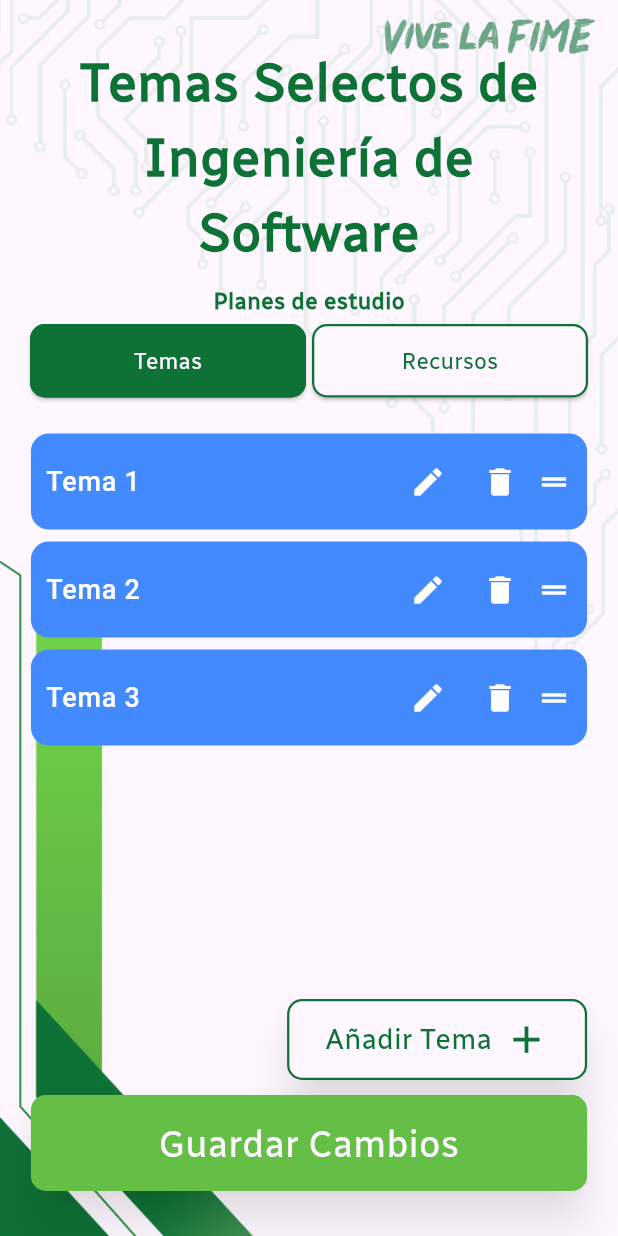
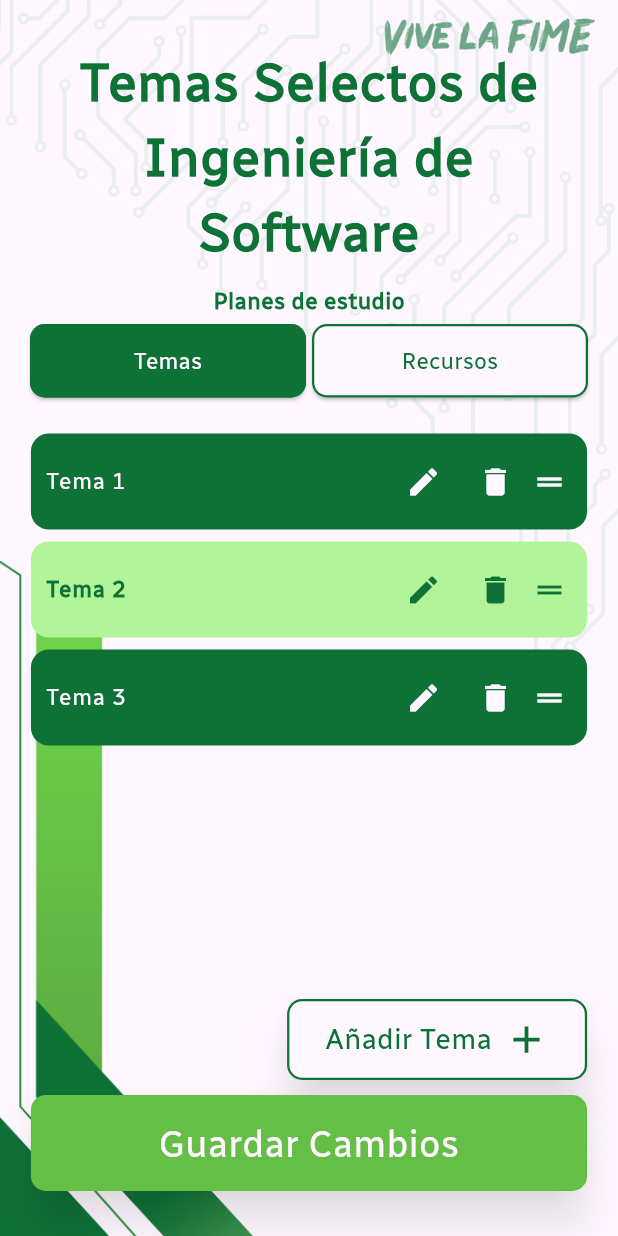
Before and after one commit to AntonioNoguera/project_atenea, a Flutter app: the SubjectModifyContentPage screen opened directly, on a phone screen of 412 x 824 dp. Run offline on Flutter 3.47's test engine with Material 3 defaults, Android fonts, the phone set to English and light mode, and no system bars; our stand-ins replace cloud_firestore, file_picker, firebase_core, flutter_colorpicker, flutter_svg, fluttertoast and 2 more; accounts and stored records are empty.

Commit message:
Feat [ Add File, And Theme Dialogs on the Subject Part ] -> The Dialogs ment related to the subject data update

```diff
--- a/lib/src/domain/entities/enum_fixed_values.dart
+++ b/lib/src/domain/entities/enum_fixed_values.dart
@@ -1,3 +1,5 @@
+import 'package:proyect_atenea/src/presentation/values/app_theme.dart';
+
 enum AcademyDepartments {
   administracion,
   sistemas,
@@ -26,3 +28,17 @@ enum PermitTypes {
   edit,
   delete
 }
+
+
+// Virtual Enums (Not real enums but they are used as such)
+enum AteneaRowStyles {
+  backgroundStyle,
+  fontStyle,
+}
+
+class AteneaRowStyleValues {
+  static const Map<AteneaRowStyles, List<dynamic>> values = {
+    AteneaRowStyles.backgroundStyle: [AppColors.primaryColor, AppColors.lightSecondaryColor],
+    AteneaRowStyles.fontStyle: [AppColors.ateneaWhite, AppColors.primaryColor],
+  };
+}
--- a/lib/src/presentation/pages/home/content_management/subject/create/widget/add_subject_contributor_dialog.dart
+++ b/lib/src/presentation/pages/home/content_management/subject/create/widget/add_subject_contributor_dialog.dart
@@ -0,0 +1 @@
+//TODO Lol
--- a/lib/src/presentation/pages/home/content_management/subject/manage_content/subject_modify_content_page.dart
+++ b/lib/src/presentation/pages/home/content_management/subject/manage_content/subject_modify_content_page.dart
@@ -1,10 +1,15 @@
 import 'package:flutter/material.dart';
 import 'package:provider/provider.dart';
+import 'package:proyect_atenea/src/presentation/pages/home/content_management/academies/create/widget/add_contributor_dialog.dart';
 import 'package:proyect_atenea/src/presentation/pages/home/content_management/subject/create/subject_create_new_page.dart';
+import 'package:proyect_atenea/src/presentation/pages/home/content_management/subject/manage_content/widget/add_file_dialog.dart';
+import 'package:proyect_atenea/src/presentation/pages/home/content_management/subject/manage_content/widget/add_theme_dialog.dart';
+import 'package:proyect_atenea/src/presentation/pages/home/content_management/subject/manage_content/widget/theme_or_file_subject_manage_row.dart';
 import 'package:proyect_atenea/src/presentation/providers/app_state_providers/active_index_notifier.dart';
 import 'package:proyect_atenea/src/presentation/providers/app_state_providers/scroll_controller_notifier.dart';
 import 'package:proyect_atenea/src/presentation/values/app_theme.dart';
 import 'package:proyect_atenea/src/presentation/widgets/atenea_button.dart';
+import 'package:proyect_atenea/src/presentation/widgets/atenea_folding_button.dart';
 import 'package:proyect_atenea/src/presentation/widgets/atenea_page_animator.dart';
 import 'package:proyect_atenea/src/presentation/widgets/atenea_scaffold.dart';
 import 'package:proyect_atenea/src/presentation/widgets/toggle_buttons_widget%20.dart';
@@ -34,6 +39,11 @@ class _SubjectModifyContentPageState extends State<SubjectModifyContentPage> {
 
   void _handleToggle(BuildContext context, int index) {
     Provider.of<ActiveIndexNotifier>(context, listen: false).setActiveIndex(index);
+
+    WidgetsBinding.instance.addPostFrameCallback((_) {
+      Provider.of<ScrollControllerNotifier>(context, listen: false).setButtonCollapsed();
+    });
+
   }
 
   void _onReorder(int oldIndex, int newIndex, List<String> list) {
@@ -153,34 +163,31 @@ class _SubjectModifyContentPageState extends State<SubjectModifyContentPage> {
                       padding: EdgeInsets.symmetric(horizontal: MediaQuery.of(context).size.width * 0.05,),
                       child: Column(
                         children: [
-                          Row(
-                            mainAxisAlignment: MainAxisAlignment.end,
-                            children: [
-                              AnimatedContainer(
-                                curve: Curves.decelerate,
-                                duration: const Duration(milliseconds: 230),
-                                width: scrollNotifier.isButtonCollapsed ? 60.0 : 200.0,
-                                child: AteneaButton(
-                                  padding: const EdgeInsets.symmetric(vertical: 12.0, horizontal: 0),
-                                  text: scrollNotifier.isButtonCollapsed ? null : 'Añadir Tema',
-                                  iconSize: 30.0,
+                          if (activeIndexNotifier.activeIndex == 0)
+                            AteneaFoldingButton(
+                              data: 'Añadir Tema',
                               svgIcon: 'assets/svg/add.svg',
-                                  svgTint: AppColors.primaryColor,
-                                  enabledBorder: true,
-                                  backgroundColor: AppColors.ateneaWhite,
-                                  textStyle: AppTextStyles.builder(
-                                    color: AppColors.primaryColor,
-                                    size: FontSizes.body1,
-                                  ),
-                                  onPressed: () {
-                                    Navigator.push(
-                                      context,
-                                      AteneaPageAnimator(page: SubjectCreateNewPage()),
+                              onPressedCallback: () {
+                                showDialog(
+                                  context: context,
+                                  builder: (BuildContext context) {
+                                    return const AddThemeDialog();
+                                  },
                                 );
                               },
                             ),
-                              ),
-                            ],
+                          if (activeIndexNotifier.activeIndex == 1)
+                            AteneaFoldingButton(
+                              data: 'Añadir Recurso',
+                              svgIcon: 'assets/svg/add.svg',
+                              onPressedCallback: () {
+                                showDialog(
+                                  context: context,
+                                  builder: (BuildContext context) {
+                                    return const AddFileDialog();
+                                  },
+                                );
+                              },
                             ),
                           const SizedBox(height: 10),
                           Row(
@@ -215,55 +222,30 @@ class _SubjectModifyContentPageState extends State<SubjectModifyContentPage> {
     return ReorderableListView(
       shrinkWrap: true,
       buildDefaultDragHandles: false,
-    padding: EdgeInsets.zero, // Elimina el padding del ListView
+      padding: EdgeInsets.zero,
       onReorder: (oldIndex, newIndex) => _onReorder(oldIndex, newIndex, currentList),
+      proxyDecorator: (Widget child, int index, Animation<double> animation) {
+        return Material(
+          elevation: 6.0,
+          color: Colors.transparent,
+          shadowColor: Colors.black.withOpacity(0.3),
+          child: child,
+        );
+      },
       children: [
         for (int index = 0; index < currentList.length; index++)
-        Container(
+          ThemeOrFileSubjectManageRow(
             key: ValueKey(currentList[index]),
-          margin: const EdgeInsets.symmetric(vertical: 4.0, horizontal: 0.0),
-          decoration: BoxDecoration(
-            color: Colors.blueAccent, // Cambia el color de fondo aquí
-            borderRadius: BorderRadius.circular(12.0), // Bordes redondeados
-          ),
-          child: ListTile(
-            contentPadding: const EdgeInsets.only(left: 10.0, right: 10.0),
-            title: Row(
-              children: [
-                Expanded(
-                  child: Text(
-                    currentList[index],
-                    style: const TextStyle(
-                      fontSize: 18.0,
-                      fontWeight: FontWeight.w500,
-                      color: Colors.white, // Cambia el color del texto aquí si lo necesitas
-                    ),
-                  ),
-                ),
-                IconButton(
-                  icon: Icon(Icons.edit, color: Colors.white),
-                  onPressed: () {
-                    _editItem(context, index, currentList);
-                  },
-                ),
-                IconButton(
-                  icon: Icon(Icons.delete, color: Colors.white),
-                  onPressed: () {
+            content: currentList[index],
+            index: index,
+            onEdit: () => _editItem(context, index, currentList),
+            onDelete: () {
               setState(() {
                 currentList.removeAt(index);
               });
             },
           ),
-                ReorderableDragStartListener(
-                  index: index,
-                  child: Icon(Icons.drag_handle, color: Colors.white),
-                ),
-              ],
-            ),
-          ),
-        ),
       ],
     );
   }
-
 }
--- /dev/null
+++ b/lib/src/presentation/pages/home/content_management/subject/manage_content/widget/theme_or_file_subject_manage_row.dart
@@ -0,0 +1,63 @@
+import 'package:flutter/material.dart';
+import 'package:proyect_atenea/src/domain/entities/enum_fixed_values.dart';
+import 'package:proyect_atenea/src/presentation/values/app_theme.dart';
+
+class ThemeOrFileSubjectManageRow extends StatelessWidget {
+  final String content;
+  final VoidCallback onEdit;
+  final VoidCallback onDelete;
+  final int index;
+
+  const ThemeOrFileSubjectManageRow({
+    super.key,
+    required this.content,
+    required this.onEdit,
+    required this.onDelete,
+    required this.index,
+  });
+
+  @override
+  Widget build(BuildContext context) {
+
+    var backgroundColor = AteneaRowStyleValues.values[AteneaRowStyles.backgroundStyle]![index % 2];
+    var textColor = AteneaRowStyleValues.values[AteneaRowStyles.fontStyle]![index % 2];
+
+    return Container(
+      key: ValueKey(content),
+      margin: const EdgeInsets.symmetric(vertical: 4.0, horizontal: 0.0),
+      decoration: BoxDecoration(
+        color: backgroundColor,
+        borderRadius: BorderRadius.circular(12.0),
+      ),
+      child: ListTile(
+        contentPadding: const EdgeInsets.only(left: 10.0, right: 13.0),
+        title: Row(
+          children: [
+            Expanded(
+              child: Text(
+                content,
+                style: AppTextStyles.builder(
+                  size: FontSizes.body2,
+                  weight: index % 2 != 0 ? FontWeights.semibold : FontWeights.regular,
+                  color: textColor,
+                ),
+              ),
+            ),
+            IconButton(
+              icon: Icon(Icons.edit, color: textColor),
+              onPressed: onEdit,
+            ),
+            IconButton(
+              icon: Icon(Icons.delete, color: textColor),
+              onPressed: onDelete,
+            ),
+            ReorderableDragStartListener(
+              index: index,
+              child: Icon(Icons.drag_handle, color: textColor),
+            ),
+          ],
+        ),
+      ),
+    );
+  }
+}
--- /dev/null
+++ b/lib/src/presentation/widgets/atenea_folding_button.dart
@@ -0,0 +1,56 @@
+import 'package:flutter/material.dart';
+import 'package:provider/provider.dart';
+import 'package:proyect_atenea/src/presentation/providers/app_state_providers/scroll_controller_notifier.dart';
+import 'package:proyect_atenea/src/presentation/values/app_theme.dart';
+import 'package:proyect_atenea/src/presentation/widgets/atenea_button.dart';
+import 'package:proyect_atenea/src/presentation/widgets/atenea_page_animator.dart';
+import 'package:proyect_atenea/src/presentation/pages/home/content_management/subject/create/subject_create_new_page.dart';
+
+
+
+class AteneaFoldingButton extends StatelessWidget {
+  final String data;
+  final String svgIcon;
+  final VoidCallback onPressedCallback;
+
+  const AteneaFoldingButton (
+      {
+        super.key,
+        required this.data,
+        required this.svgIcon,
+        required this.onPressedCallback
+      }
+    );
+
+  @override
+  Widget build(BuildContext context) {
+    return Consumer<ScrollControllerNotifier>(
+      builder: (context, scrollNotifier, child) {
+        return Row(
+          mainAxisAlignment: MainAxisAlignment.end,
+          children: [
+            AnimatedContainer(
+              curve: Curves.decelerate,
+              duration: const Duration(milliseconds: 230),
+              width: scrollNotifier.isButtonCollapsed ? 60.0 : 200.0,
+              child: AteneaButton(
+                padding: const EdgeInsets.symmetric(vertical: 12.0, horizontal: 0),
+                text: scrollNotifier.isButtonCollapsed ? null : data,
+                iconSize: 30.0,
+                svgIcon: 'assets/svg/add.svg',
+                svgTint: AppColors.primaryColor,
+                enabledBorder: true,
+                backgroundColor: AppColors.ateneaWhite,
+                textStyle: AppTextStyles.builder(
+                  color: AppColors.primaryColor,
+                  size: FontSizes.body1,
+                ),
+                onPressed: onPressedCallback,
+              ),
+            ),
+          ],
+        );
+      },
+    );
+  }
+}
--- a/pubspec.yaml
+++ b/pubspec.yaml
@@ -20,6 +20,7 @@ dependencies:
   flutter_colorpicker: ^1.1.0
   shared_preferences: ^2.0.15
   get_it: ^7.2.0
+  file_picker: ^4.2.7
 
 dev_dependencies:
   flutter_test:
```
Also changed, not shown: lib/src/presentation/pages/home/content_management/academies/detail/academy_detail_page.dart (+11 -11 lines), lib/src/presentation/pages/home/content_management/subject/manage_content/widget/add_file_dialog.dart (added, +85 -0 lines), lib/src/presentation/pages/home/content_management/subject/manage_content/widget/add_theme_dialog.dart (added, +87 -0 lines), lib/src/presentation/providers/app_state_providers/scroll_controller_notifier.dart (+7 -0 lines), pubspec.lock. Lines whose indentation alone changed are shown as unchanged.
